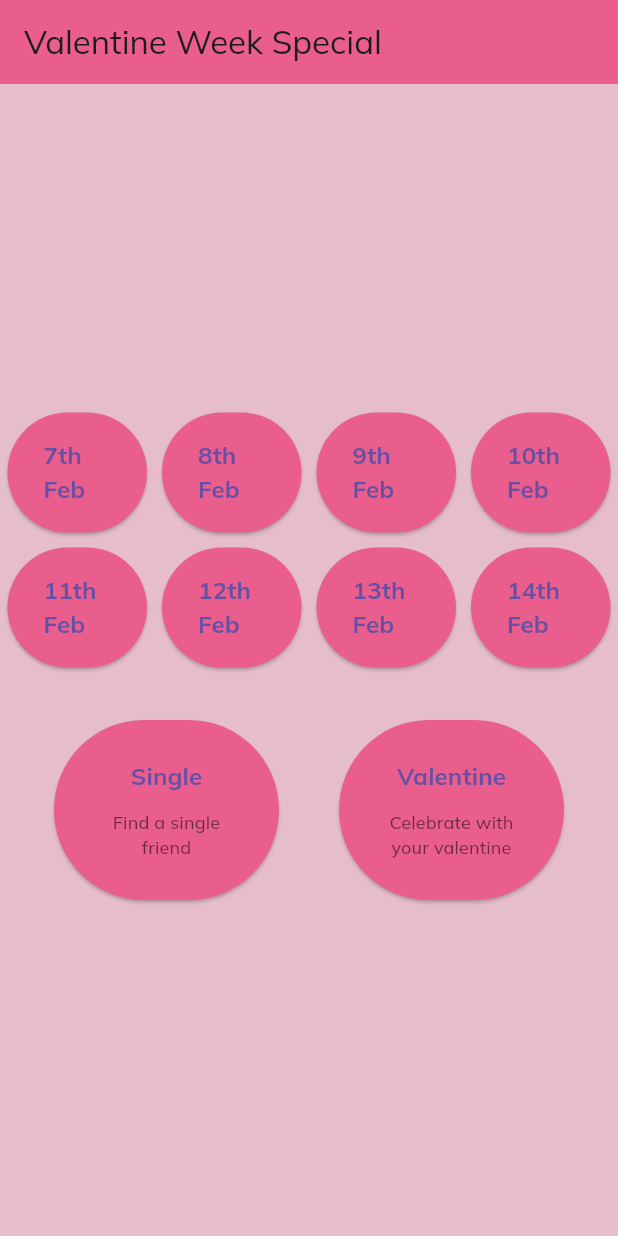
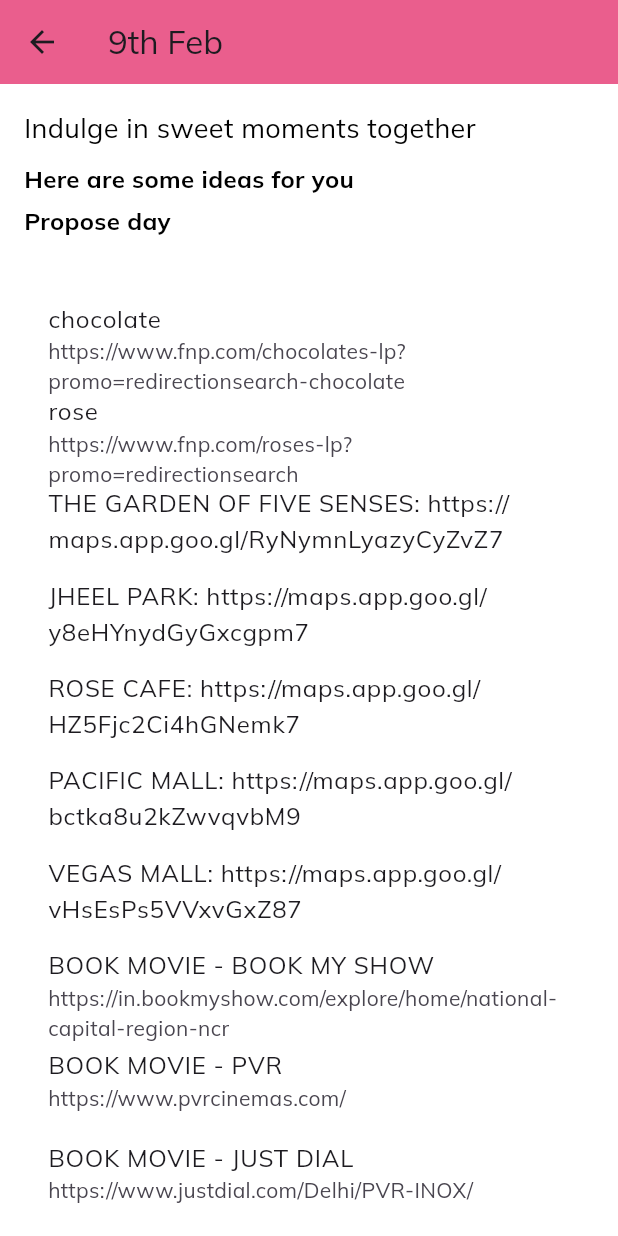
Before and after one commit to Ankit180104/Valentine-week-Special, a Flutter app: the screen it shows after launch, after a tap on "9th Feb", on a phone screen of 412 x 824 dp. Run offline on Flutter 3.47's test engine with Material 3 defaults, Android fonts, the phone set to English and light mode, and no system bars; our stand-ins replace get, google_fonts; missing offline and left inert: dart:js.

Commit message:
added links

```diff
--- /dev/null
+++ b/lib/pages/details.dart
@@ -0,0 +1,149 @@
+// details.dart
+import 'dart:js' as js;
+
+import 'package:flutter/material.dart';
+
+class DetailsPage extends StatelessWidget {
+  final String day;
+  final String event;
+  final Map<String, dynamic> additionalInfo;
+
+  DetailsPage({
+    required this.day,
+    required this.event,
+    required this.additionalInfo,
+  });
+
+  @override
+  Widget build(BuildContext context) {
+    return Scaffold(
+      appBar: AppBar(
+        backgroundColor: Color.fromARGB(255, 234, 94, 141),
+        title: Text(day),
+      ),
+      body: Padding(
+        padding: EdgeInsets.all(16.0),
+        child: Column(
+          crossAxisAlignment: CrossAxisAlignment.start,
+          children: [
+            Text(
+              event,
+              style: TextStyle(fontSize: 18),
+            ),
+            SizedBox(height: 10),
+            Text(
+              "Here are some ideas for you",
+              style: TextStyle(fontSize: 16, fontWeight: FontWeight.bold),
+            ),
+            _buildAdditionalInfo(context, additionalInfo),
+          ],
+        ),
+      ),
+    );
+  }
+
+  Widget _buildAdditionalInfo(
+    BuildContext context,
+    Map<String, dynamic> additionalInfo,
+  ) {
+    List<Widget> widgets = [];
+
+    additionalInfo.forEach((category, details) {
+      widgets.add(
+        Expanded(
+          child: Column(
+            crossAxisAlignment: CrossAxisAlignment.start,
+            children: [
+              SizedBox(height: 5),
+              Text(
+                category,
+                style: TextStyle(fontSize: 16, fontWeight: FontWeight.bold),
+              ),
+              SizedBox(height: 5),
+            ],
+          ),
+        ),
+      );
+
+      if (details is Map) {
+        details.forEach((subCategory, subDetails) {
+          if (subDetails is List) {
+            // Handle the case where subDetails is a list (e.g., "perfect places")
+            List<Widget> placeWidgets = [];
+            for (var place in subDetails) {
+              placeWidgets.add(
+                Expanded(
+                  child: ListTile(
+                    title: Text(place),
+                    onTap: () {
+                      if (place.startsWith("http")) {
+                        _launchURL(place);
+                      }
+                    },
+                  ),
+                ),
+              );
+            }
+            widgets.addAll(placeWidgets);
+          } else if (subDetails is Map) {
+            subDetails.forEach((nestedCategory, nestedDetails) {
+              widgets.add(
+                Expanded(
+                  child: ListTile(
+                    title: Text("$subCategory - $nestedCategory"),
+                    subtitle:
+                        nestedDetails is String ? Text(nestedDetails) : null,
+                    onTap: () {
+                      if (nestedDetails is String &&
+                          nestedDetails.startsWith("http")) {
+                        _launchURL(nestedDetails);
+                      }
+                    },
+                  ),
+                ),
+              );
+            });
+          } else {
+            widgets.add(
+              Expanded(
+                child: ListTile(
+                  title: Text(subCategory),
+                  subtitle: subDetails is String ? Text(subDetails) : null,
+                  onTap: () {
+                    if (subDetails is String && subDetails.startsWith("http")) {
+                      _launchURL(subDetails);
+                    }
+                  },
+                ),
+              ),
+            );
+          }
+        });
+      } else if (details is String) {
+        widgets.add(
+          Expanded(
+            child: ListTile(
+              title: Text(details),
+              onTap: () {
+                if (details.startsWith("http")) {
+                  _launchURL(details);
+                }
+              },
+            ),
+          ),
+        );
+      }
+    });
+
+    return Expanded(
+      child: Column(
+        crossAxisAlignment: CrossAxisAlignment.start,
+        children: widgets,
+      ),
+    );
+  }
+
+  void _launchURL(String url) {
+    js.context.callMethod('open', [url]);
+  }
+}
--- a/lib/pages/home.dart
+++ b/lib/pages/home.dart
@@ -1,4 +1,6 @@
 import 'package:flutter/material.dart';
+import 'package:get/get.dart';
+import 'package:valentine/pages/details.dart';
 
 class HomeScreen extends StatelessWidget {
   @override
@@ -6,6 +8,7 @@
     return Scaffold(
       backgroundColor: Color.fromARGB(255, 230, 190, 203),
       appBar: AppBar(
+        centerTitle: true,
         backgroundColor: Color.fromARGB(255, 234, 94, 141),
         title: Text("Valentine Week Special"),
       ),
@@ -78,7 +81,11 @@
               final dayIndex = index * 4 + subIndex + 1;
               if (dayIndex <= calendarDays.length) {
                 final dayData = calendarDays[dayIndex - 1];
-                return _buildDayButton(dayData["day"]!, dayData["event"]);
+                return _buildDayButton(
+                  dayData["day"]!,
+                  dayData["event"],
+                  dayData["additionalInfo"],
+                );
               } else {
                 return Container(); // Empty container for dates beyond Valentine's Day
               }
@@ -89,7 +96,8 @@
     );
   }
 
-  Widget _buildDayButton(String day, String? event) {
+  Widget _buildDayButton(
+      String day, String? event, Map<String, dynamic> additionalInfo) {
     DateTime today = DateTime.now();
     DateTime valentineDate =
         DateTime(today.year, 2, int.parse(day.split(" ")[0]));
@@ -105,6 +113,11 @@
           child: ElevatedButton(
             onPressed: () {
               if (event != null && event.isNotEmpty) {
+                Get.to(() => DetailsPage(
+                      day: formattedDate,
+                      event: event,
+                      additionalInfo: additionalInfo,
+                    ));
                 print("$formattedDate: $event");
                 // Add specific actions for each day here
               }
@@ -131,20 +144,64 @@
     );
   }
 
-  List<Map<String, String>> calendarDays = [
-    {"day": "7 Rose Day", "event": "Express your love with roses"},
+  List<Map<String, dynamic>> calendarDays = [
+    {
+      "day": "7 Rose Day",
+      "event": "Express your love with roses",
+      "additionalInfo": {
+        "gifts": {
+          "flower bouquet":
+              "https://www.amazon.in/s?k=flower+bouquet&crid=9VWYNLX3SBXH&sprefix=flowe+bouque%2Caps%2C309&ref=nb_sb_noss_2",
+          "couple watches":
+              "https://www.amazon.in/s?k=couple+watches+titan+1639&crid=FS8CRVMGVTJQ&sprefix=couple+watches+titan+163%2Caps%2C254&ref=nb_sb_noss",
+          "explore more":
+              "https://www.amazon.in/s?k=couple+gifts+valentine&crid=31D6EILYKLCFE&sprefix=couple+gifts+valentines%2Caps%2C293&ref=nb_sb_noss"
+        },
+        "book hotels": "https://www.oyorooms.com/",
+        "BOOK MOVIE": {
+          "BOOK MY SHOW":
+              "https://in.bookmyshow.com/explore/home/national-capital-region-ncr",
+          "PVR": "https://www.pvrcinemas.com/",
+          "JUST DIAL": "https://www.justdial.com/Delhi/PVR-INOX/"
+        }
+      }
+    },
     {
       "day": "8 Propose Day",
-      "event": "Take the next step in your relationship"
+      "event": "Take the next step in your relationship",
+      "additionalInfo": {
+        "rose day": {
+          "explore more":
+              "https://www.amazon.in/s?k=couple+gifts+valentine&crid=31D6EILYKLCFE&sprefix=couple+gifts+valentines%2Caps%2C293&ref=nb_sb_noss",
+          "special gifts":
+              "https://www.amazon.in/s?k=rose+day+gift&crid=1RULYOZTPWD5I&sprefix=rose+day+%2Caps%2C325&ref=nb_sb_ss_ts-doa-p_1_9"
+        }
+      }
     },
-    {"day": "9 Chocolate Day", "event": "Indulge in sweet moments together"},
-    {"day": "10 Teddy Day", "event": "Gift a cute teddy as a symbol of love"},
     {
-      "day": "11 Promise Day",
-      "event": "Make promises for a lasting relationship"
+      "day": "9 Chocolate Day",
+      "event": "Indulge in sweet moments together",
+      "additionalInfo": {
+        "Propose day": {
+          "chocolate":
+              "https://www.fnp.com/chocolates-lp?promo=redirectionsearch-chocolate",
+          "rose": "https://www.fnp.com/roses-lp?promo=redirectionsearch",
+          "perfect places": [
+            "THE GARDEN OF FIVE SENSES: https://maps.app.goo.gl/RyNymnLyazyCyZvZ7",
+            "JHEEL PARK: https://maps.app.goo.gl/y8eHYnydGyGxcgpm7",
+            "ROSE CAFE: https://maps.app.goo.gl/HZ5Fjc2Ci4hGNemk7",
+            "PACIFIC MALL: https://maps.app.goo.gl/bctka8u2kZwvqvbM9",
+            "VEGAS MALL: https://maps.app.goo.gl/vHsEsPs5VVxvGxZ87"
+          ],
+          "BOOK MOVIE": {
+            "BOOK MY SHOW":
+                "https://in.bookmyshow.com/explore/home/national-capital-region-ncr",
+            "PVR": "https://www.pvrcinemas.com/",
+            "JUST DIAL": "https://www.justdial.com/Delhi/PVR-INOX/"
+          }
+        }
+      }
     },
-    {"day": "12 Hug Day", "event": "Show your affection with warm hugs"},
-    {"day": "13 Kiss Day", "event": "Seal your love with a sweet kiss"},
-    {"day": "14 Valentine's Day", "event": "Celebrate your love together"},
+    // Add entries for other days similarly
   ];
 }
--- a/pubspec.yaml
+++ b/pubspec.yaml
@@ -37,6 +37,8 @@
   cupertino_icons: ^1.0.2
   get: ^4.6.6
   google_fonts: ^6.1.0
+  url_launcher: 6.2.4
+
 
 dev_dependencies:
   flutter_test:
```
Also changed, not shown: pubspec.lock, 5 other files.
